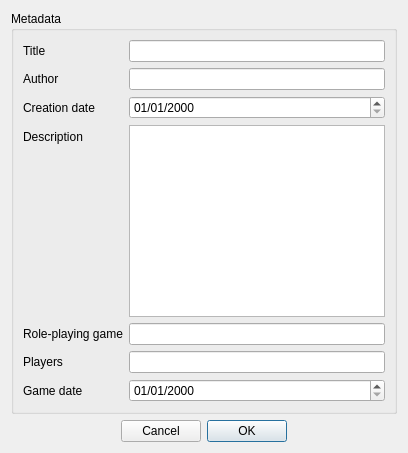
Old version of the form sources/windows/MetadataDialog.ui in the repository ViviCoder/GM-Assistant.
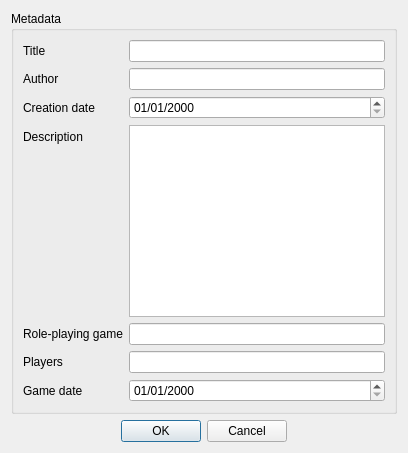
New version of the form.

Commit message: Fix weird graphical bug with RightToLeft ButtonBox layout

```diff
--- a/sources/windows/MetadataDialog.ui
+++ b/sources/windows/MetadataDialog.ui
@@ -110,7 +110,7 @@
    <item>
     <widget class="QDialogButtonBox" name="buttonBox">
      <property name="layoutDirection">
-      <enum>Qt::RightToLeft</enum>
+      <enum>Qt::LeftToRight</enum>
      </property>
      <property name="standardButtons">
       <set>QDialogButtonBox::Cancel|QDialogButtonBox::Ok</set>
```
The commit also changes 1 other file.
